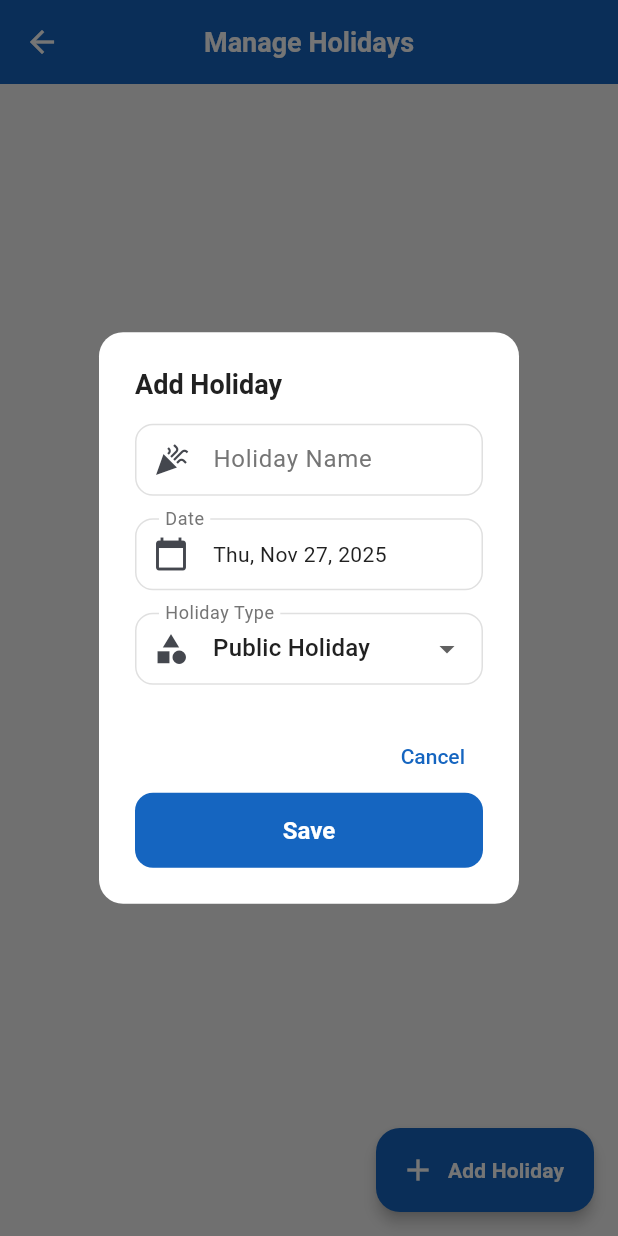
After one commit to ShivamKGupta995/employee-management, a Flutter app: the ManageHolidaysScreen screen opened directly, after a tap on "Add Holiday", on a phone screen of 412 x 824 dp. The commit adds this screen. Run offline on Flutter 3.47's test engine with Material 3 defaults, Android fonts, the light colour scheme and no system bars; our stand-ins replace cloud_firestore, file_picker, firebase_auth, firebase_core, firebase_messaging, firebase_storage and 7 more; missing offline and left inert: excel, flutter_background_service; accounts and stored records are empty.

Commit message:
holiday functionality added

```diff
--- a/lib/config/constants/app_colors.dart
+++ b/lib/config/constants/app_colors.dart
@@ -31,6 +31,24 @@ class AppColors {
   static const Color info = Color(0xFF2196F3);           // Blue
   static const Color infoLight = Color(0xFFE3F2FD);      // Blue 50
 
+  // Added specifically for Holidays/Alerts
+  static const Color danger = Color(0xFFE53935);         // Red 600
+  static const Color dangerLight = Color(0xFFFFCDD2);    // Red 200
+
+  // ==========================================
+  // DASHBOARD ACTION COLORS (New)
+  // ==========================================
+  static const Color actionSalary = Color(0xFF9C27B0);   // Purple (Salary Slip)
+  static const Color actionHolidays = Color(0xFFE91E63); // Pink (Holidays)
+  static const Color actionEvidence = Color(0xFFFFA726); // Orange (Upload)
+  static const Color actionLeave = Color(0xFF2196F3);    // Blue (Leave)
+  static const Color actionEmergency = Color(0xFFF44336);// Red (Emergency)
+
+  // ==========================================
+  // UI SPECIFICS (New)
+  // ==========================================
+  static const Color star = Color(0xFFFFC107);           // Amber (Upcoming Holiday Star)
+
   // ==========================================
   // NEUTRAL COLORS
   // ==========================================
@@ -38,11 +56,15 @@ class AppColors {
   static const Color surface = Color(0xFFFFFFFF);        // White
   static const Color cardBackground = Color(0xFFFFFFFF);
 
+  // ✅ UPDATED: Changed from Green to Grey to make "Past Holidays" look disabled
+  static const Color surfaceDisabled = Color(0xFFEEEEEE);// Grey 200
+
   // ==========================================
   // TEXT COLORS
   // ==========================================
   static const Color textPrimary = Color(0xFF212121);    // Grey 900
   static const Color textSecondary = Color(0xFF757575);  // Grey 600
+  static const Color textDisabled = Color(0xFF9E9E9E);   // Grey 500
   static const Color textHint = Color(0xFFBDBDBD);       // Grey 400
   static const Color textOnPrimary = Color(0xFFFFFFFF);  // White
   static const Color textOnDark = Color(0xFFFFFFFF);
@@ -52,6 +74,12 @@ class AppColors {
   // ==========================================
   static const Color border = Color(0xFFE0E0E0);         // Grey 300
   static const Color divider = Color(0xFFEEEEEE);        // Grey 200
+
+  // ============================================
+  // SHADOW COLORS
+  // ============================================
+  static const Color shadowLight = Color(0x1A000000);    // Black 10%
+  static const Color shadowDark = Color(0x33000000);     // Black 20%
 
   // ==========================================
   // GRADIENT PRESETS
@@ -109,8 +137,8 @@ class AppColors {
     }
   }
 
-  /// Get color with opacity
+  /// Get color with opacity safely
   static Color withOpacity(Color color, double opacity) {
-    return color.withValues(alpha: opacity);
+    return color.withAlpha((opacity.clamp(0.0, 1.0) * 255).toInt());
   }
 }
--- a/lib/config/constants/app_dimensions.dart
+++ b/lib/config/constants/app_dimensions.dart
@@ -41,6 +41,7 @@ class AppDimensions {
   // ==========================================
   // ICON SIZES
   // ==========================================
+  static const double iconXXS = 14.0; // ✅ ADDED: For small holiday calendar icons
   static const double iconXS = 16.0;
   static const double iconSM = 20.0;
   static const double iconMD = 24.0;
@@ -130,6 +131,11 @@ class AppDimensions {
   static const double clockButtonSize = 150.0;
 
   // ==========================================
+  // HOLIDAY UI (New)
+  // ==========================================
+  static const double dateBoxSize = 80.0; // ✅ ADDED: For the Date Box in Holiday List
+
+  // ==========================================
   // EDGE INSETS PRESETS
   // ==========================================
   static const EdgeInsets paddingAll = EdgeInsets.all(spaceLG);
--- /dev/null
+++ b/lib/models/holiday_model.dart
@@ -0,0 +1,39 @@
+import 'package:cloud_firestore/cloud_firestore.dart';
+import 'package:intl/intl.dart';
+
+class HolidayModel {
+  final String? id; // ✅ Nullable: It is null when creating a new holiday
+  final String name;
+  final DateTime date;
+  final String type; // 'Public' or 'Company'
+
+  HolidayModel({
+    this.id,
+    required this.name,
+    required this.date,
+    required this.type
+  });
+
+  // Factory: Get ID from the Document Snapshot, not the data map
+  factory HolidayModel.fromFirestore(DocumentSnapshot doc) {
+    Map<String, dynamic> data = doc.data() as Map<String, dynamic>;
+    return HolidayModel(
+      id: doc.id, // ✅ ID comes from the document key
+      name: data['name'] ?? '',
+      date: (data['date'] as Timestamp).toDate(),
+      type: data['type'] ?? 'Public',
+    );
+  }
+
+  // toMap: Exclude ID (Firestore handles it)
+  Map<String, dynamic> toMap() {
+    return {
+      'name': name,
+      'date': Timestamp.fromDate(date),
+      'type': type,
+      // ❌ Do not add 'id': id here
+    };
+  }
+
+  String get dayName => DateFormat('EEEE').format(date);
+}
--- a/lib/screens/admin/admin_dashboard.dart
+++ b/lib/screens/admin/admin_dashboard.dart
@@ -3,6 +3,7 @@ import 'package:employee_system/screens/login_screen.dart';
 import 'package:firebase_auth/firebase_auth.dart';
 import 'package:cloud_firestore/cloud_firestore.dart';
 import 'package:flutter/material.dart';
+
 
 // Import your screens
 import 'manage_employees.dart';
@@ -11,6 +12,7 @@ import 'attendance.dart';
 import 'reports.dart';
 import 'settings.dart';
 import 'generate_salary_screen.dart';
+import 'manage_holidays_screen.dart';
 class AdminDashboard extends StatefulWidget {
   const AdminDashboard({Key? key}) : super(key: key);
 
@@ -34,6 +36,7 @@ class _AdminDashboardState extends State<AdminDashboard> {
     {'title': 'Generate Salary', 'icon': Icons.attach_money_rounded},
     {'title': 'Monitoring', 'icon': Icons.monitor_rounded},
     {'title': 'Reports', 'icon': Icons.bar_chart_rounded},
+    {'title': 'Manage Holidays', 'icon': Icons.calendar_month_outlined},
     {'title': 'Settings', 'icon': Icons.settings_rounded},
   ];
 
@@ -94,6 +97,7 @@ class _AdminDashboardState extends State<AdminDashboard> {
       const GenerateSalaryScreen(),
       const EmployeeListMonitor(),
       const ReportsScreen(),
+      const ManageHolidaysScreen(),
       const SettingsScreen(),
     ];
 
--- /dev/null
+++ b/lib/screens/admin/holidays/holiday_dialog.dart
@@ -0,0 +1,116 @@
+import 'package:flutter/material.dart';
+import 'package:intl/intl.dart';
+import 'package:employee_system/models/holiday_model.dart';
+import 'package:employee_system/config/constants/app_colors.dart';
+
+class HolidayDialog extends StatefulWidget {
+  final HolidayModel? existingHoliday;
+  final Function(HolidayModel) onSave;
+
+  const HolidayDialog({Key? key, this.existingHoliday, required this.onSave}) : super(key: key);
+
+  @override
+  State<HolidayDialog> createState() => _HolidayDialogState();
+}
+
+class _HolidayDialogState extends State<HolidayDialog> {
+  final _formKey = GlobalKey<FormState>();
+  late TextEditingController _nameController;
+  DateTime _selectedDate = DateTime.now();
+  String _selectedType = 'Public';
+
+  @override
+  void initState() {
+    super.initState();
+    _nameController = TextEditingController(text: widget.existingHoliday?.name ?? '');
+    if (widget.existingHoliday != null) {
+      _selectedDate = widget.existingHoliday!.date;
+      _selectedType = widget.existingHoliday!.type;
+    }
+  }
+
+  @override
+  Widget build(BuildContext context) {
+    return AlertDialog(
+      title: Text(widget.existingHoliday == null ? "Add Holiday" : "Edit Holiday"),
+      content: SingleChildScrollView(
+        child: Form(
+          key: _formKey,
+          child: Column(
+            mainAxisSize: MainAxisSize.min,
+            children: [
+              // Name Field
+              TextFormField(
+                controller: _nameController,
+                decoration: const InputDecoration(
+                  labelText: "Holiday Name",
+                  border: OutlineInputBorder(),
+                  prefixIcon: Icon(Icons.celebration),
+                ),
+                validator: (val) => val!.isEmpty ? "Enter a name" : null,
+              ),
+              const SizedBox(height: 15),
+
+              // Date Picker
+              InkWell(
+                onTap: () async {
+                  final picked = await showDatePicker(
+                    context: context,
+                    initialDate: _selectedDate,
+                    firstDate: DateTime(2024), // Allow past
+                    lastDate: DateTime(2030), // Allow future years
+                  );
+                  if (picked != null) setState(() => _selectedDate = picked);
+                },
+                child: InputDecorator(
+                  decoration: const InputDecoration(
+                    labelText: "Date",
+                    border: OutlineInputBorder(),
+                    prefixIcon: Icon(Icons.calendar_today),
+                  ),
+                  child: Text(DateFormat.yMMMEd().format(_selectedDate)),
+                ),
+              ),
+              const SizedBox(height: 15),
+
+              // Type Dropdown
+              DropdownButtonFormField<String>(
+                value: _selectedType,
+                decoration: const InputDecoration(
+                  labelText: "Holiday Type",
+                  border: OutlineInputBorder(),
+                  prefixIcon: Icon(Icons.category),
+                ),
+                items: ['Public', 'Company'].map((type) {
+                  return DropdownMenuItem(value: type, child: Text("$type Holiday"));
+                }).toList(),
+                onChanged: (val) => setState(() => _selectedType = val!),
+              ),
+            ],
+          ),
+        ),
+      ),
+      actions: [
+        TextButton(
+          onPressed: () => Navigator.pop(context),
+          child: const Text("Cancel"),
+        ),
+        ElevatedButton(
+          style: ElevatedButton.styleFrom(backgroundColor: AppColors.primary),
+          onPressed: () {
+            if (_formKey.currentState!.validate()) {
+              final newHoliday = HolidayModel(
+  id: widget.existingHoliday?.id, // ✅ If null, Service will use .add() (Auto-ID)
+                name: _nameController.text,
+                date: _selectedDate,
+                type: _selectedType,
+              );
+              widget.onSave(newHoliday);
+            }
+          },
+          child: const Text("Save"),
+        ),
+      ],
+    );
+  }
+}
--- /dev/null
+++ b/lib/screens/admin/manage_holidays_screen.dart
@@ -0,0 +1,115 @@
+import 'package:flutter/material.dart';
+import 'package:intl/intl.dart';
+import 'package:employee_system/config/constants/app_colors.dart';
+import 'package:employee_system/config/constants/app_dimensions.dart';
+import 'package:employee_system/models/holiday_model.dart';
+import 'package:employee_system/services/holiday_service.dart';
+import 'package:employee_system/widgets/common/common_widgets.dart'; // Using AppButton, AppTextField
+import 'package:employee_system/utils/utils.dart'; // Using DateFormatter, SnackbarHelper
+import 'package:employee_system/screens/admin/holidays/holiday_dialog.dart';
+
+class ManageHolidaysScreen extends StatefulWidget {
+  const ManageHolidaysScreen({Key? key}) : super(key: key);
+
+  @override
+  State<ManageHolidaysScreen> createState() => _ManageHolidaysScreenState();
+}
+
+class _ManageHolidaysScreenState extends State<ManageHolidaysScreen> {
+  final HolidayService _service = HolidayService();
+
+  void _showHolidayDialog({HolidayModel? holiday}) {
+    showDialog(
+      context: context,
+      builder: (context) => HolidayDialog(
+        existingHoliday: holiday,
+        onSave: (newHoliday) async {
+          await _service.saveHoliday(newHoliday);
+          if (mounted) Navigator.pop(context);
+          SnackbarHelper.showSuccess(context, "Holiday saved successfully!");
+        },
+      ),
+    );
+  }
+
+  void _confirmDelete(String id) {
+    DialogHelper.showDeleteConfirmation(context, itemName: "this holiday").then((confirm) {
+      if (confirm == true) {
+        _service.deleteHoliday(id);
+        SnackbarHelper.showSuccess(context, "Holiday deleted.");
+      }
+    });
+  }
+
+  @override
+  Widget build(BuildContext context) {
+    return Scaffold(
+      backgroundColor: AppColors.background,
+      appBar: AppBar(
+        title: const Text("Manage Holidays"),
+        backgroundColor: AppColors.primary,
+      ),
+      floatingActionButton: FloatingActionButton.extended(
+        backgroundColor: AppColors.primary,
+        icon: const Icon(Icons.add),
+        label: const Text("Add Holiday"),
+        onPressed: () => _showHolidayDialog(),
+      ),
+      body: StreamBuilder<List<HolidayModel>>(
+        stream: _service.getAllHolidays(),
+        builder: (context, snapshot) {
+          if (snapshot.connectionState == ConnectionState.waiting) {
+            return const Center(child: LoadingIndicator());
+          }
+          if (!snapshot.hasData || snapshot.data!.isEmpty) {
+            return EmptyState.noData(title: "No holidays added yet.");
+          }
+
+          final holidays = snapshot.data!;
+
+          return ListView.separated(
+            padding: AppDimensions.paddingAll,
+            itemCount: holidays.length,
+            separatorBuilder: (_, __) => const SizedBox(height: 10),
+            itemBuilder: (context, index) {
+              final holiday = holidays[index];
+              return Card(
+                elevation: 2,
+                shape: RoundedRectangleBorder(borderRadius: AppDimensions.borderRadiusMD),
+                child: ListTile(
+                  leading: CircleAvatar(
+                    backgroundColor: holiday.type == 'Public'
+                        ? Colors.red.withAlpha(25)
+                        : Colors.blue.withAlpha(25),
+                    child: Text(
+                      holiday.date.day.toString(),
+                      style: TextStyle(
+                        fontWeight: FontWeight.bold,
+                        color: holiday.type == 'Public' ? Colors.red : Colors.blue,
+                      ),
+                    ),
+                  ),
+                  title: Text(holiday.name, style: const TextStyle(fontWeight: FontWeight.bold)),
+                  subtitle: Text("${DateFormat.yMMMEd().format(holiday.date)} • ${holiday.type}"),
+                  trailing: Row(
+                    mainAxisSize: MainAxisSize.min,
+                    children: [
+                      IconButton(
+                        icon: const Icon(Icons.edit, color: Colors.grey),
+                        onPressed: () => _showHolidayDialog(holiday: holiday),
+                      ),
+                      IconButton(
+                        icon: const Icon(Icons.delete, color: Colors.red),
+                        onPressed: () => _confirmDelete(holiday.id!),
+                      ),
+                    ],
+                  ),
+                ),
+              );
+            },
+          );
+        },
+      ),
+    );
+  }
+}
--- a/lib/screens/employee/employee_dashboard.dart
+++ b/lib/screens/employee/employee_dashboard.dart
@@ -1,3 +1,4 @@
+import 'package:employee_system/screens/employee/holiday_screen.dart';
 import 'package:employee_system/utils/battery_optimization_helper.dart';
 import 'package:flutter/material.dart';
 import 'package:firebase_auth/firebase_auth.dart';
@@ -15,6 +16,7 @@ import 'package:employee_system/services/contact_service.dart';
 import 'package:employee_system/services/background_location_service.dart'; // If you have this file
 
 import 'package:employee_system/services/background_location_service.dart'; // If you have this file
+
 class EmployeeDashboard extends StatefulWidget {
   const EmployeeDashboard({Key? key}) : super(key: key);
 
@@ -366,8 +368,8 @@ class _HomeTabState extends State<HomeTab> {
                       _buildActionCard(context, Icons.camera_alt, "Upload Evidence", Colors.orange, () {
                          Navigator.push(context, MaterialPageRoute(builder: (_) => const UploadScreen()));
                       }),
-                      _buildActionCard(context, Icons.assignment, "Apply Leave", Colors.blue, () {
-                        // Add Leave Screen navigation if you have it
+                      _buildActionCard(context, Icons.assignment, "Holidays", Colors.blue, () {
+                         Navigator.push(context, MaterialPageRoute(builder: (_) => const HolidayScreen()));
                       }),
                       _buildActionCard(context, Icons.contact_phone, "Emergency", Colors.red, () {
                         // Add Emergency Screen navigation if you have it
--- /dev/null
+++ b/lib/services/holiday_service.dart
@@ -0,0 +1,44 @@
+import 'package:cloud_firestore/cloud_firestore.dart';
+import 'package:employee_system/models/holiday_model.dart';
+
+class HolidayService {
+  final CollectionReference _ref = FirebaseFirestore.instance.collection('holidays');
+
+  // 1. Get All (Admin)
+  Stream<List<HolidayModel>> getAllHolidays() {
+    return _ref.orderBy('date').snapshots().map((snapshot) =>
+        snapshot.docs.map((doc) => HolidayModel.fromFirestore(doc)).toList());
+  }
+
+  // 2. Get By Year (Employee)
+  Stream<List<HolidayModel>> getHolidaysForYear(int year) {
+    DateTime start = DateTime(year, 1, 1);
+    DateTime end = DateTime(year, 12, 31, 23, 59, 59);
+
+    return _ref
+        .where('date', isGreaterThanOrEqualTo: start)
+        .where('date', isLessThanOrEqualTo: end)
+        .orderBy('date')
+        .snapshots()
+        .map((snapshot) =>
+            snapshot.docs.map((doc) => HolidayModel.fromFirestore(doc)).toList());
+  }
+
+  // 3. Save (Smart Handle)
+  Future<void> saveHoliday(HolidayModel holiday) async {
+    if (holiday.id == null) {
+      // ✅ CASE 1: CREATE NEW
+      // using .add() lets Firestore generate the Auto-ID
+      await _ref.add(holiday.toMap());
+    } else {
+      // ✅ CASE 2: UPDATE EXISTING
+      // We use the existing ID to update that specific document
+      await _ref.doc(holiday.id).update(holiday.toMap());
+    }
+  }
+
+  // 4. Delete
+  Future<void> deleteHoliday(String id) async {
+    await _ref.doc(id).delete();
+  }
+}
--- a/lib/utils/date_formatter.dart
+++ b/lib/utils/date_formatter.dart
@@ -11,6 +11,10 @@ class DateFormatter {
   static final DateFormat _dateMedium = DateFormat('MMM d, yyyy');
   static final DateFormat _dateFull = DateFormat('EEEE, d MMMM yyyy');
   static final DateFormat _dateFile = DateFormat('yyyy-MM-dd');
+
+  // ✅ ADDED FOR HOLIDAY FEATURE
+  static final DateFormat _dayNumber = DateFormat('d');   // Returns "25", "1"
+  static final DateFormat _monthAbbr = DateFormat('MMM'); // Returns "Jan", "Dec"
 
   // ==========================================
   // TIME FORMATS
@@ -40,6 +44,14 @@ class DateFormatter {
 
   /// Format: "2025-11-26" (for file names, IDs)
   static String formatForFile(DateTime date) => _dateFile.format(date);
+
+  // ✅ ADDED FOR HOLIDAY UI (The Big Number)
+  /// Format: "25" or "1"
+  static String formatDayNumber(DateTime date) => _dayNumber.format(date);
+
+  // ✅ ADDED FOR HOLIDAY UI (The Month Label)
+  /// Format: "Nov" or "Dec"
+  static String formatMonthAbbr(DateTime date) => _monthAbbr.format(date);
 
   /// Format: "03:45 PM"
   static String formatTime(DateTime date) => _time12h.format(date);
```
Also changed, not shown: lib/screens/employee/holiday_screen.dart (added, +174 -0 lines), lib/utils/financial_year_helper.dart (added, +44 -0 lines).
